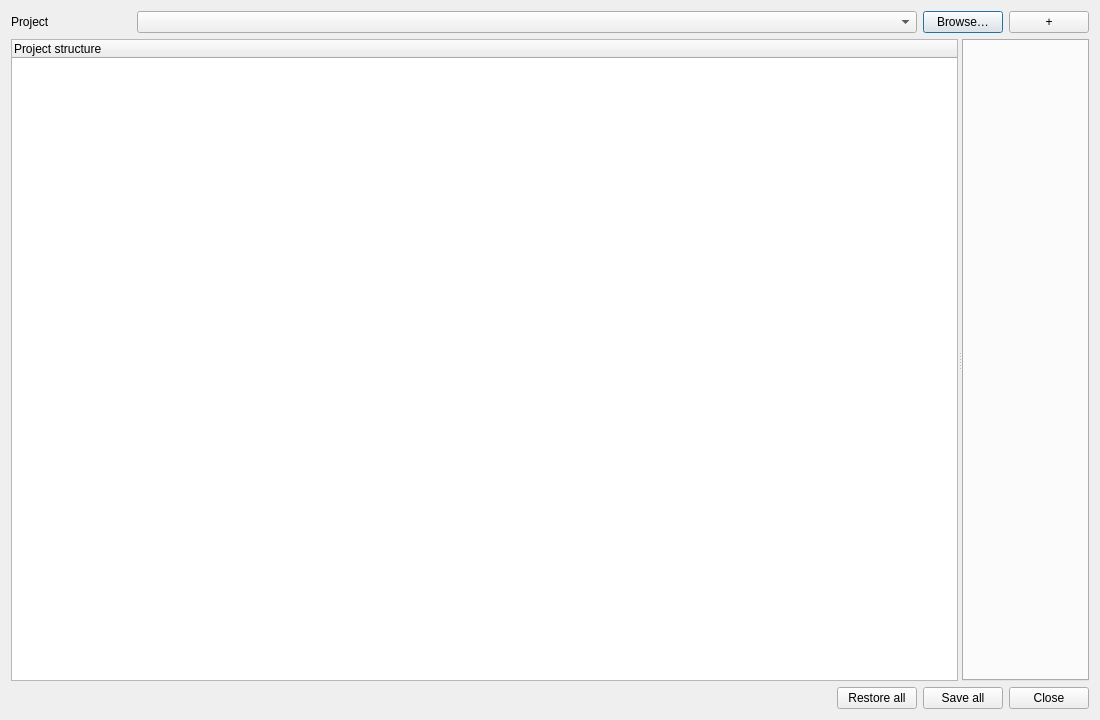
Old version of the form src/nml_tools/gui/ui/app.ui in the repository MuellerSeb/nml-tools.
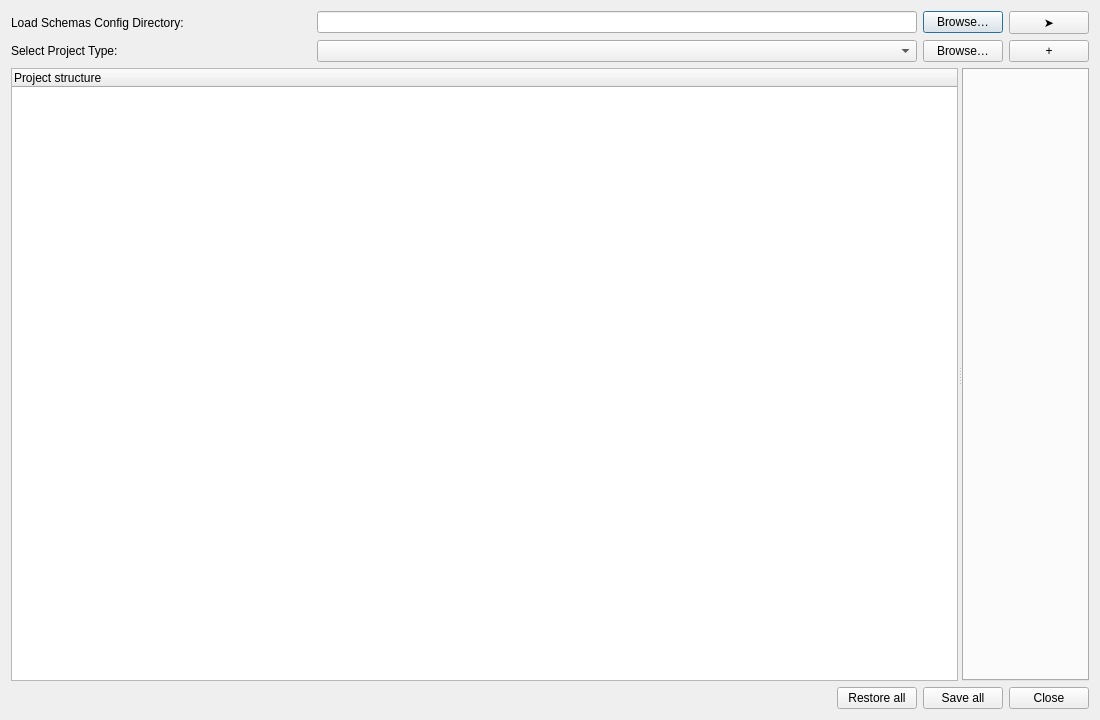
New version of the form.

Commit message: Isolate project outputs to different path to resolve multi project conflicts

The edit to the form file:
```diff
--- a/src/nml_tools/gui/ui/app.ui
+++ b/src/nml_tools/gui/ui/app.ui
@@ -14,18 +14,52 @@
    <string>Namelist configuration</string>
   </property>
   <layout class="QVBoxLayout" name="rootLayout">
+   <item>
+    <layout class="QHBoxLayout" name="schemasConfigLayout" stretch="1,2,0,0">
+     <item>
+      <widget class="QLabel" name="sourceLabel_loadSchemasConfigDirectory">
+       <property name="maximumSize">
+        <size>
+         <width>16777215</width>
+         <height>16777215</height>
+        </size>
+       </property>
+       <property name="text">
+        <string>Load Schemas Config Directory:</string>
+       </property>
+      </widget>
+     </item>
+     <item>
+      <widget class="QLineEdit" name="lineEdit_pathSchemasConfigDirectory"/>
+     </item>
+     <item>
+      <widget class="QPushButton" name="browseButton_browseSchemasConfigDirectory">
+       <property name="text">
+        <string>Browse…</string>
+       </property>
+      </widget>
+     </item>
+     <item>
+      <widget class="QPushButton" name="browseButton_scanSchemasConfigDirectory">
+       <property name="text">
+        <string>➤</string>
+       </property>
+      </widget>
+     </item>
+    </layout>
+   </item>
    <item>
     <layout class="QHBoxLayout" name="projectSourceLayout" stretch="1,2,0,0">
      <item>
       <widget class="QLabel" name="sourceLabel_loadProject">
        <property name="maximumSize">
         <size>
-         <width>120</width>
+         <width>16777215</width>
          <height>16777215</height>
         </size>
        </property>
        <property name="text">
-        <string>Project</string>
+        <string>Select Project Type:</string>
        </property>
       </widget>
      </item>
```
Left out of the diff: 4 changed lines with no effect on the pictures. The commit also changes 1 other file.
